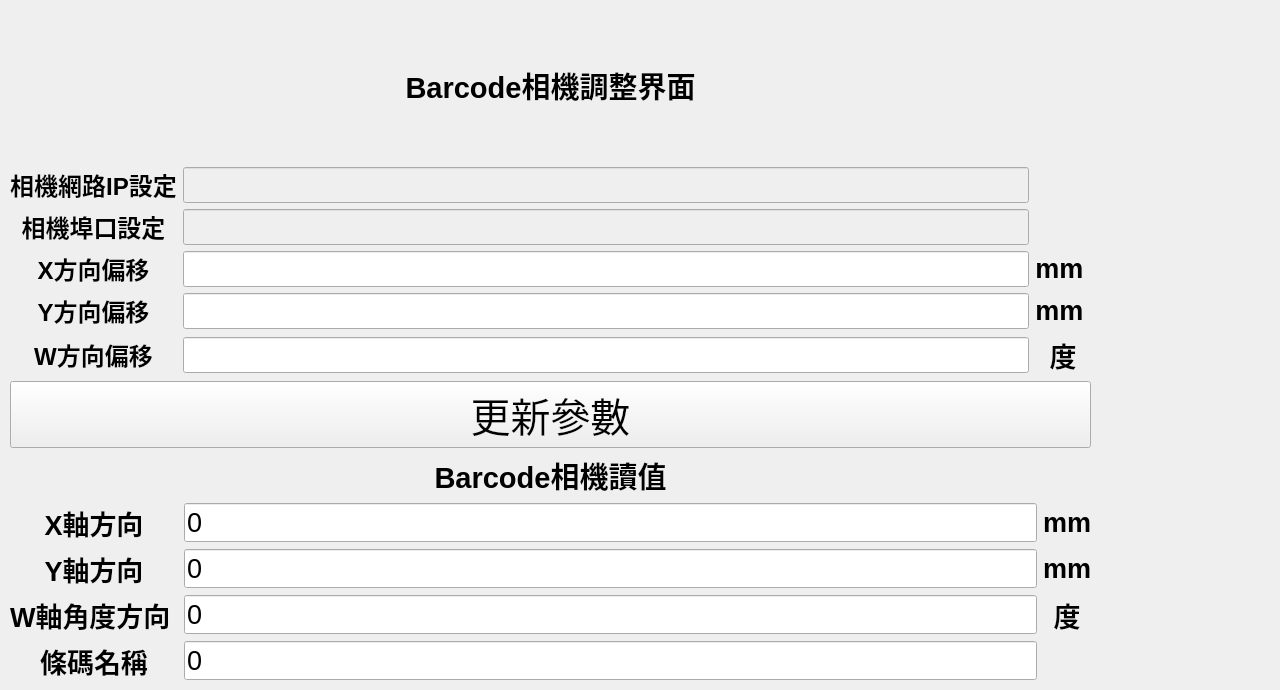
This is src/Barcode_Cam/src/barcode_reader_ui.ui in PAPENOR/Barcode_Qslam_System as Qt 5 draws it before an edit. The edited form follows.
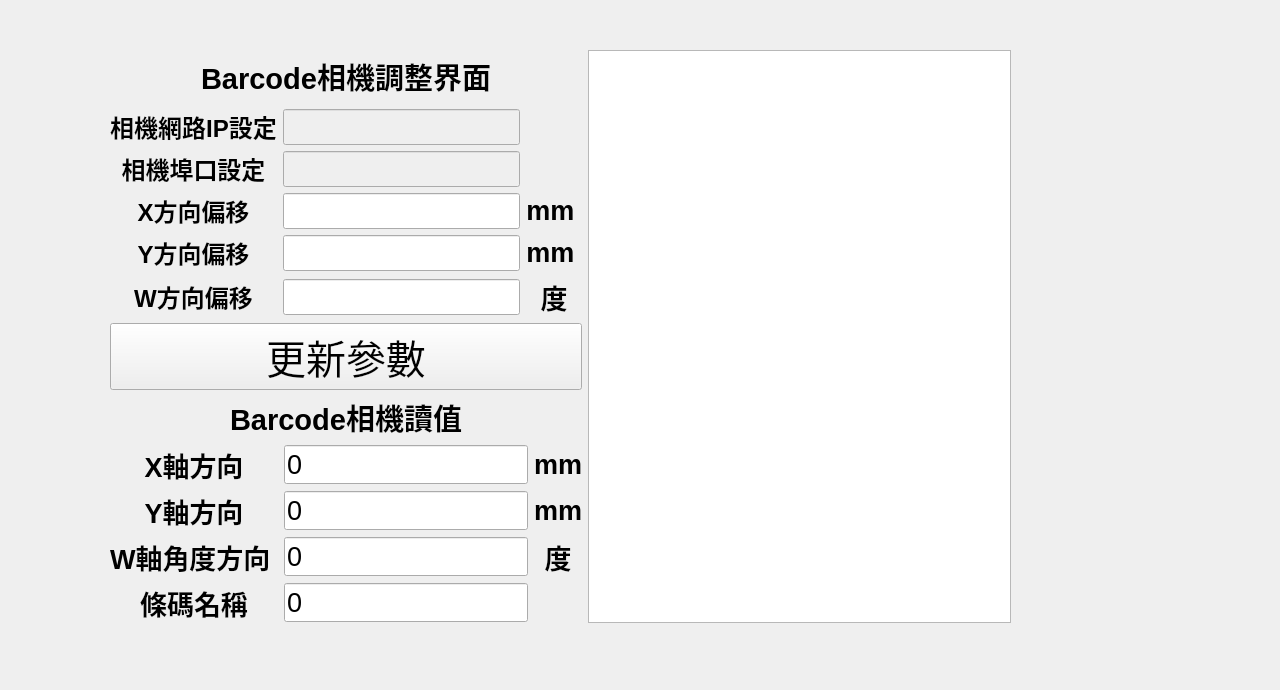
This is the edited form.

Commit message: 增加座標UI

What changed in the file:
```diff
--- a/src/Barcode_Cam/src/barcode_reader_ui.ui
+++ b/src/Barcode_Cam/src/barcode_reader_ui.ui
@@ -16,12 +16,14 @@
   <widget class="QWidget" name="verticalLayoutWidget">
    <property name="geometry">
     <rect>
-     <x>10</x>
-     <y>10</y>
-     <width>1081</width>
-     <height>671</height>
+     <x>110</x>
+     <y>50</y>
+     <width>901</width>
+     <height>573</height>
     </rect>
    </property>
+   <layout class="QHBoxLayout" name="horizontalLayout">
+    <item>
    <layout class="QVBoxLayout" name="verticalLayout">
     <item>
      <widget class="QLabel" name="label">
@@ -285,6 +287,11 @@
        </layout>
       </item>
      </layout>
+      </item>
+     </layout>
+    </item>
+    <item>
+     <widget class="QGraphicsView" name="graphicsView"/>
     </item>
    </layout>
   </widget>
```
Left out of the diff: 128 changed lines with no effect on the pictures. Lines whose indentation alone changed are shown as unchanged.
